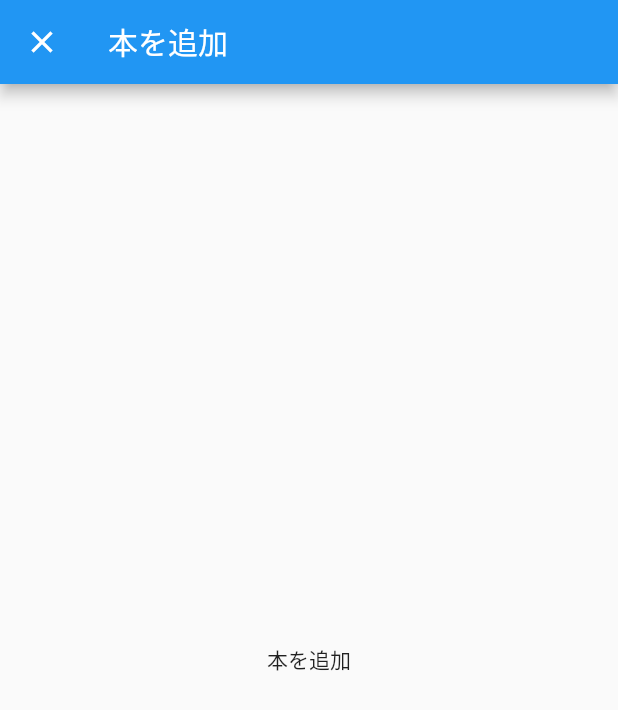
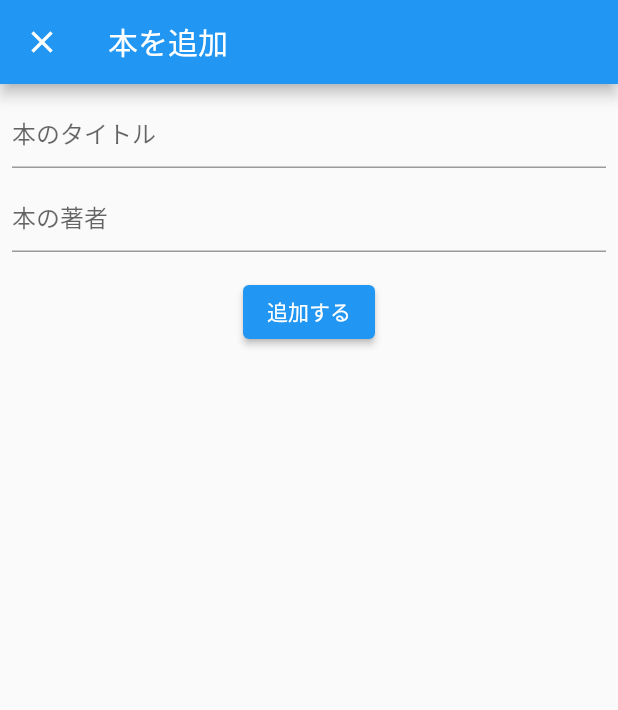
Before and after one commit to klsh1tt/book_list_sample, a Flutter app: the screen it shows after launch, after a tap on the "add" icon, on a phone screen of 412 x 824 dp. Shown: the top 710 px of the screen. Run offline on Flutter 3.47's test engine with Material 2 defaults, Android fonts, the phone set to English and light mode, and no system bars; our stand-ins replace cloud_firestore, firebase_core; accounts and stored records are empty.

Commit message:
本を追加する機能の実装 https://www.youtube.com/watch?v=nPAIXqGzjUM

```diff
--- a/lib/add_book/add_book_model.dart
+++ b/lib/add_book/add_book_model.dart
@@ -1,10 +1,25 @@
-import 'package:book_list_sample/domain/book.dart';
 import 'package:cloud_firestore/cloud_firestore.dart';
 import 'package:flutter/material.dart';
 
 class AddBookModel extends ChangeNotifier {
+  String? title;
+  String? author;
 
-  void addBook() async {
+  Future addBook() async {
+    //null or 空文字なら例外処理を実行する
+    if (title == null || title == "") {
+      throw '本のタイトルが入力されていません';
+    }
 
+    if (author == null || author!.isEmpty) {
+      throw '著者が入力されていません';
+    }
+
+    // firestoreに追加
+    // https://firebase.flutter.dev/docs/firestore/usage/#adding-documents
+    await FirebaseFirestore.instance.collection('books').add({
+      'title': title,
+      'author': author,
+    });
   }
 }
--- a/lib/add_book/add_book_page.dart
+++ b/lib/add_book/add_book_page.dart
@@ -1,5 +1,4 @@
 import 'package:book_list_sample/add_book/add_book_model.dart';
-import 'package:book_list_sample/domain/book.dart';
 import 'package:cloud_firestore/cloud_firestore.dart';
 import 'package:flutter/material.dart';
 import 'package:provider/provider.dart';
@@ -18,7 +17,52 @@
         ),
         body: Center(
           child: Consumer<AddBookModel>(builder: (context, model, child) {
-            return Text('本を追加');
+            return Padding(
+              padding: const EdgeInsets.all(8.0),
+              child: Column(
+                children: [
+                  TextField(
+                    decoration: InputDecoration(
+                      hintText: '本のタイトル',
+                    ),
+                    onChanged: (text) {
+                      model.title = text;
+                    },
+                  ),
+                  SizedBox(
+                    height: 8,
+                  ),
+                  TextField(
+                    decoration: InputDecoration(
+                      hintText: '本の著者',
+                    ),
+                    onChanged: (text) {
+                      model.author = text;
+                    },
+                  ),
+                  SizedBox(
+                    height: 16,
+                  ),
+                  ElevatedButton(
+                    onPressed: () async {
+                      //追加の処理
+                      try {
+                        await model.addBook();
+                        Navigator.of(context).pop(true);
+                      } catch (e) {
+                        //エラー時、SnackBarを表示
+                        final snackBar = SnackBar(
+                          backgroundColor: Colors.red,
+                          content: Text(e.toString()),
+                        );
+                        ScaffoldMessenger.of(context).showSnackBar(snackBar);
+                      }
+                    },
+                    child: Text('追加する'),
+                  ),
+                ],
+              ),
+            );
           }),
         ),
       ),
--- a/lib/book_list/book_list_page.dart
+++ b/lib/book_list/book_list_page.dart
@@ -39,20 +39,32 @@
             );
           }),
         ),
-        floatingActionButton: FloatingActionButton(
-          onPressed: () {
+        floatingActionButton: Consumer<BookListModel>(builder: (context, model, child) {
+          return FloatingActionButton(
+            onPressed: () async {
               //画面遷移
-            Navigator.push(
+              final bool? added = await Navigator.push(
                 context,
                 MaterialPageRoute(
                   builder: (context) => AddBookPage(),
                   fullscreenDialog: true, //遷移先の画面が下から上へ登ってくるように表示される
                 ),
               );
+
+              if (added != null && added) {
+                final snackBar = SnackBar(
+                  backgroundColor: Colors.green,
+                  content: Text("本を追加しました"),
+                );
+                ScaffoldMessenger.of(context).showSnackBar(snackBar);
+              }
+
+              model.fetchBookList();
             },
             tooltip: 'Increment',
             child: Icon(Icons.add),
-        ),
+          );
+        }),
       ),
     );
   }
```
Lines whose indentation alone changed are shown as unchanged.
